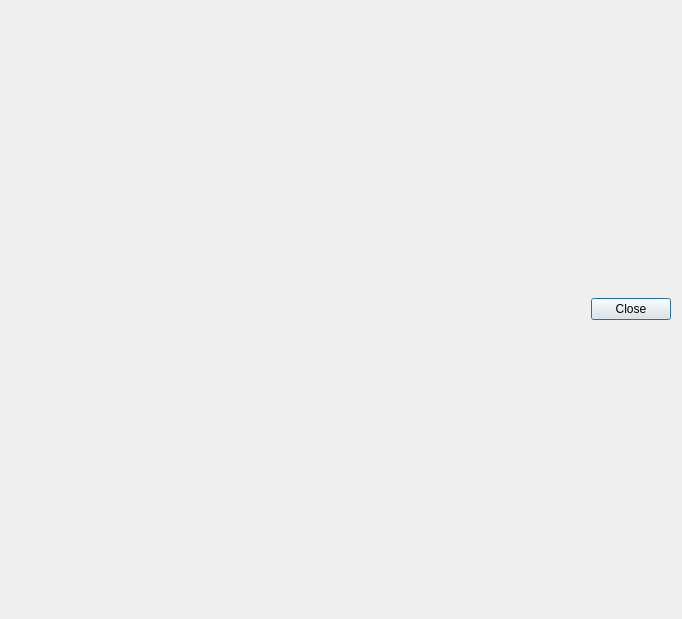
Before: the Qt Designer form ui/browsers/helpbrowser.ui in bochi/kueue, drawn with Qt 5.
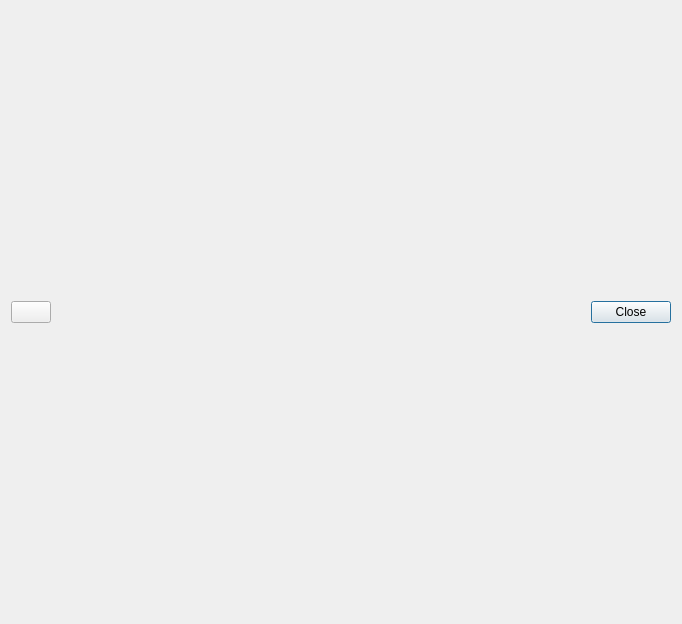
After: the same form once the commit is applied. Icons and pictures are not drawn.

The edit to the form file:
```diff
--- a/ui/browsers/helpbrowser.ui
+++ b/ui/browsers/helpbrowser.ui
@@ -7,7 +7,7 @@
     <x>0</x>
     <y>0</y>
     <width>682</width>
-    <height>619</height>
+    <height>624</height>
    </rect>
   </property>
   <property name="windowTitle">
@@ -18,10 +18,7 @@
     <normaloff>:/icons/app/kueue32.png</normaloff>:/icons/app/kueue32.png</iconset>
   </property>
   <layout class="QGridLayout" name="gridLayout_2">
-   <item row="0" column="0" colspan="2">
-    <layout class="QGridLayout" name="browserLayout"/>
-   </item>
-   <item row="1" column="0">
+   <item row="1" column="1">
     <spacer name="horizontalSpacer">
      <property name="orientation">
       <enum>Qt::Horizontal</enum>
@@ -34,13 +31,27 @@
      </property>
     </spacer>
    </item>
-   <item row="1" column="1">
+   <item row="1" column="2">
     <widget class="QPushButton" name="closeButton">
      <property name="text">
       <string>Close</string>
      </property>
     </widget>
    </item>
+   <item row="1" column="0">
+    <widget class="QPushButton" name="backButton">
+     <property name="text">
+      <string/>
+     </property>
+     <property name="icon">
+      <iconset resource="../../kueue.qrc">
+       <normaloff>:/icons/menus/back.png</normaloff>:/icons/menus/back.png</iconset>
+     </property>
+    </widget>
+   </item>
+   <item row="0" column="0" colspan="3">
+    <layout class="QGridLayout" name="browserLayout"/>
+   </item>
   </layout>
  </widget>
  <resources>
```
Left out of the diff: 5 changed lines with no effect on the pictures.
